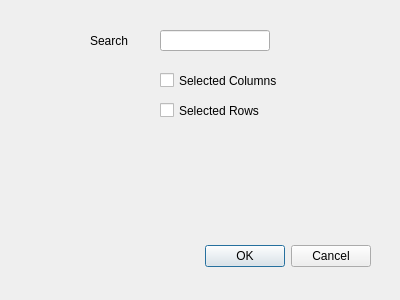
The window that ui/search_dialog.ui (djellemah/clevic) describes before a commit, drawn with Qt 5.
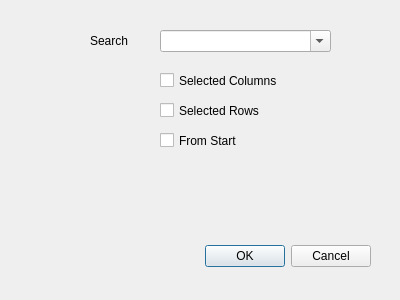
The same window after the commit. Icons and pictures are not drawn.

```diff
--- a/ui/search_dialog.ui
+++ b/ui/search_dialog.ui
@@ -34,16 +34,6 @@
     <set>QDialogButtonBox::Cancel|QDialogButtonBox::NoButton|QDialogButtonBox::Ok</set>
    </property>
   </widget>
-  <widget class="QLineEdit" name="search_text" >
-   <property name="geometry" >
-    <rect>
-     <x>160</x>
-     <y>30</y>
-     <width>110</width>
-     <height>21</height>
-    </rect>
-   </property>
-  </widget>
   <widget class="QCheckBox" name="selected_rows" >
    <property name="geometry" >
     <rect>
@@ -89,6 +79,35 @@
     <cstring>search_text</cstring>
    </property>
   </widget>
+  <widget class="QComboBox" name="search_text" >
+   <property name="geometry" >
+    <rect>
+     <x>160</x>
+     <y>30</y>
+     <width>171</width>
+     <height>22</height>
+    </rect>
+   </property>
+   <property name="focusPolicy" >
+    <enum>Qt::StrongFocus</enum>
+   </property>
+   <property name="editable" >
+    <bool>true</bool>
+   </property>
+  </widget>
+  <widget class="QCheckBox" name="from_start" >
+   <property name="geometry" >
+    <rect>
+     <x>160</x>
+     <y>130</y>
+     <width>78</width>
+     <height>21</height>
+    </rect>
+   </property>
+   <property name="text" >
+    <string>From Start</string>
+   </property>
+  </widget>
  </widget>
  <resources>
   <include location="icons.qrc" />
```
Left out of the diff: 8 changed lines with no effect on the pictures.
